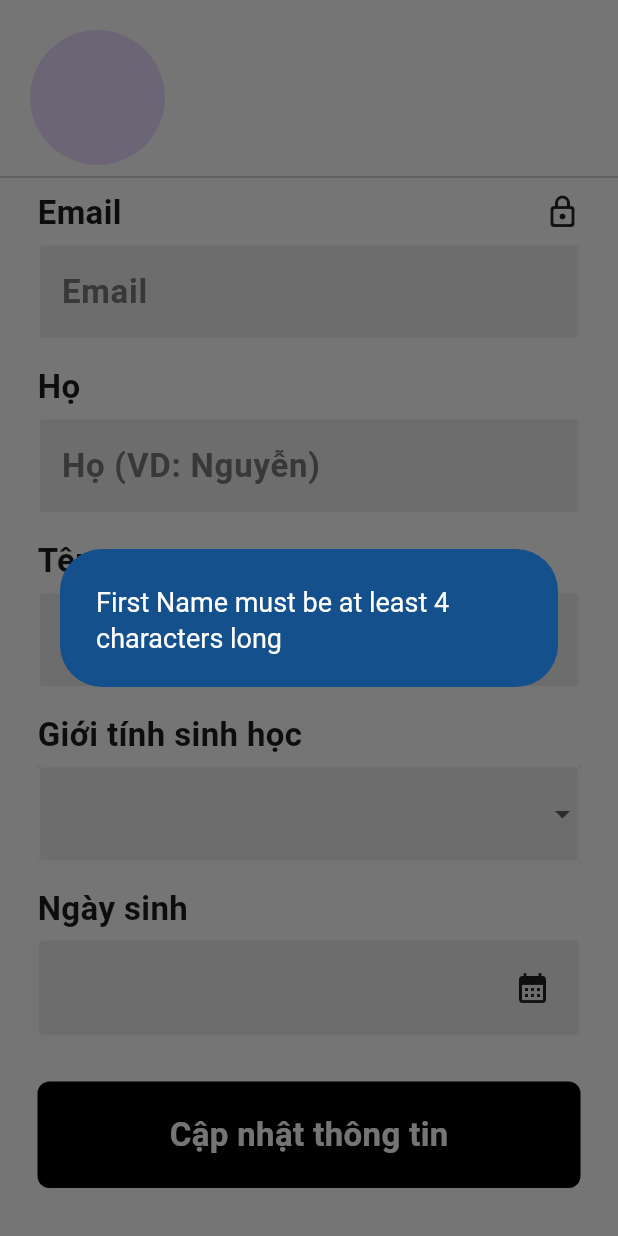
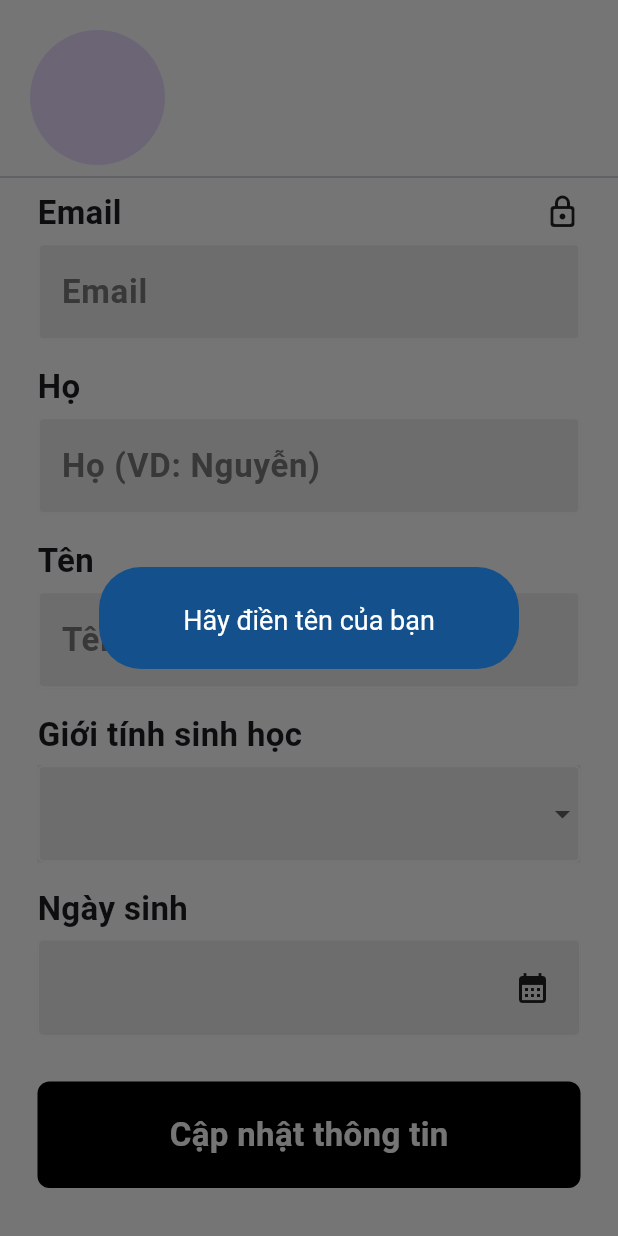
Before and after one commit to chithanh-nguyen10/TinyHealer, a Flutter app: the ChangeInfo widget shown alone on an empty page, opened directly, after a tap on "Cập nhật thông tin", on a phone screen of 412 x 824 dp. Run offline on Flutter 3.47's test engine with Material 3 defaults, Android fonts, the phone set to English and light mode, and no system bars; our stand-ins replace cloud_firestore, firebase_auth, firebase_core, firebase_storage, flutter_image_compress, geolocator and 4 more; missing offline and left inert: flutter_polyline_points; accounts and stored records are empty; network calls fail.

Commit message:
Update change_info.dart

```diff
--- a/lib/pages/functional_pages/change_info.dart
+++ b/lib/pages/functional_pages/change_info.dart
@@ -57,16 +57,16 @@ class _ChangeInfoState extends State<ChangeInfo> {
   }
 
   void update() async{
-    if (firstnameController.text.length <= 3){
-      showMessage("First Name must be at least 4 characters long");
+    if (firstnameController.text.length == 0){
+      showMessage("Hãy điền tên của bạn");
       return;
     }
     if (lastnameController.text.length == 0){
-      showMessage("Please enter last name");
+      showMessage("Hãy điền họ của bạn");
       return;
     }
     if (dob == "DD/MM/YYYY"){
-      showMessage("Please enter your birthday");
+      showMessage("Hãy điền ngày sinh của bạn");
       return;
     }
 
```
